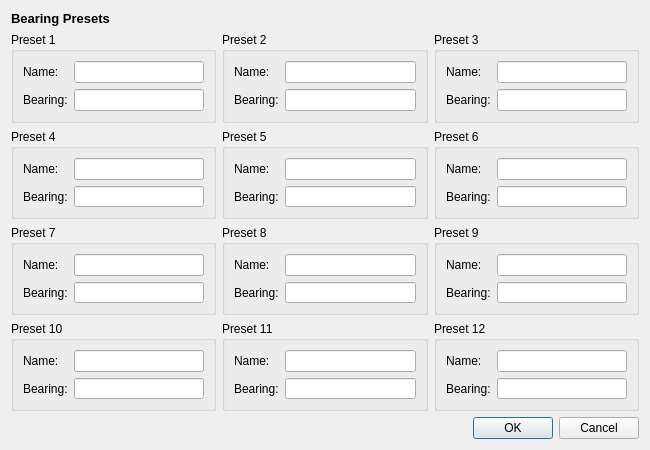
zsteva/backup-minos2, file mqt/MqtRotator/editpresetsdialog.ui: the form before one commit.
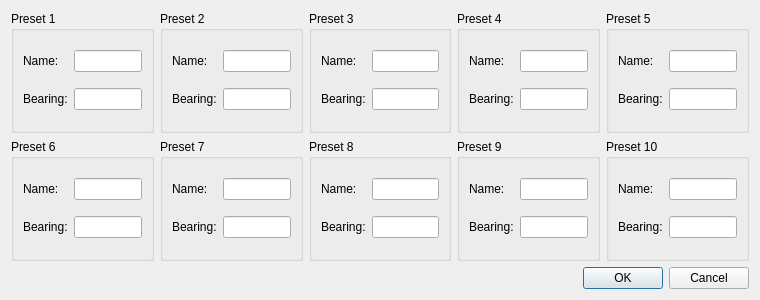
The form after the commit.

Patch:
```diff
--- a/mqt/MqtRotator/editpresetsdialog.ui
+++ b/mqt/MqtRotator/editpresetsdialog.ui
@@ -6,37 +6,89 @@
    <rect>
     <x>0</x>
     <y>0</y>
-    <width>650</width>
-    <height>450</height>
+    <width>760</width>
+    <height>300</height>
    </rect>
   </property>
   <property name="minimumSize">
    <size>
-    <width>650</width>
-    <height>450</height>
+    <width>760</width>
+    <height>300</height>
    </size>
   </property>
   <property name="windowTitle">
    <string>Edit Presets</string>
   </property>
   <layout class="QVBoxLayout" name="verticalLayout">
-   <item>
-    <widget class="QLabel" name="BearingPresetTitle">
-     <property name="font">
-      <font>
-       <pointsize>10</pointsize>
-       <weight>75</weight>
-       <bold>true</bold>
-      </font>
-     </property>
-     <property name="text">
-      <string>Bearing Presets</string>
-     </property>
-    </widget>
-   </item>
    <item>
     <layout class="QGridLayout" name="gridLayout_14">
-     <item row="0" column="0">
+     <item row="0" column="4">
+      <widget class="QGroupBox" name="groupBox_4">
+       <property name="title">
+        <string>Preset 4</string>
+       </property>
+       <layout class="QGridLayout" name="gridLayout_5">
+        <item row="0" column="1">
+         <widget class="QLineEdit" name="presetNameEdit4">
+          <property name="maxLength">
+           <number>15</number>
+          </property>
+         </widget>
+        </item>
+        <item row="0" column="0">
+         <widget class="QLabel" name="editPreset4_NameLabel">
+          <property name="text">
+           <string>Name:</string>
+          </property>
+         </widget>
+        </item>
+        <item row="1" column="0">
+         <widget class="QLabel" name="editPresetBearing4_Label">
+          <property name="text">
+           <string>Bearing:</string>
+          </property>
+         </widget>
+        </item>
+        <item row="1" column="1">
+         <widget class="QLineEdit" name="presetBearingEdit4"/>
+        </item>
+       </layout>
+      </widget>
+     </item>
+     <item row="0" column="5">
+      <widget class="QGroupBox" name="groupBox_5">
+       <property name="title">
+        <string>Preset 5</string>
+       </property>
+       <layout class="QGridLayout" name="gridLayout_6">
+        <item row="0" column="0">
+         <widget class="QLabel" name="editPreset5_NameLabel">
+          <property name="text">
+           <string>Name:</string>
+          </property>
+         </widget>
+        </item>
+        <item row="0" column="1">
+         <widget class="QLineEdit" name="presetNameEdit5">
+          <property name="maxLength">
+           <number>15</number>
+          </property>
+         </widget>
+        </item>
+        <item row="1" column="0">
+         <widget class="QLabel" name="editPresetBearing5_Label">
+          <property name="text">
+           <string>Bearing:</string>
+          </property>
+         </widget>
+        </item>
+        <item row="1" column="1">
+         <widget class="QLineEdit" name="presetBearingEdit5"/>
+        </item>
+       </layout>
+      </widget>
+     </item>
+     <item row="0" column="1">
       <widget class="QGroupBox" name="groupBox_1">
        <property name="title">
         <string>Preset 1</string>
@@ -74,7 +126,7 @@
        <zorder>groupBox_2</zorder>
       </widget>
      </item>
-     <item row="0" column="1">
+     <item row="0" column="2">
       <widget class="QGroupBox" name="groupBox_2">
        <property name="title">
         <string>Preset 2</string>
@@ -103,7 +155,7 @@
        </layout>
       </widget>
      </item>
-     <item row="0" column="2">
+     <item row="0" column="3">
       <widget class="QGroupBox" name="groupBox_3">
        <property name="title">
         <string>Preset 3</string>
@@ -132,65 +184,139 @@
        </layout>
       </widget>
      </item>
-     <item row="1" column="0">
-      <widget class="QGroupBox" name="groupBox_4">
+     <item row="1" column="5">
+      <widget class="QGroupBox" name="groupBox_10">
        <property name="title">
-        <string>Preset 4</string>
+        <string>Preset 10</string>
        </property>
-       <layout class="QGridLayout" name="gridLayout_5">
+       <layout class="QGridLayout" name="gridLayout_11">
         <item row="0" column="0">
-         <widget class="QLabel" name="editPreset4_NameLabel">
+         <widget class="QLabel" name="editPreset10_NameLabel">
           <property name="text">
            <string>Name:</string>
           </property>
          </widget>
         </item>
         <item row="0" column="1">
-         <widget class="QLineEdit" name="presetNameEdit4"/>
+         <widget class="QLineEdit" name="presetNameEdit10">
+          <property name="maxLength">
+           <number>15</number>
+          </property>
+         </widget>
         </item>
         <item row="1" column="0">
-         <widget class="QLabel" name="editPresetBearing4_Label">
+         <widget class="QLabel" name="editPresetBearing10_Label">
           <property name="text">
            <string>Bearing:</string>
           </property>
          </widget>
         </item>
         <item row="1" column="1">
-         <widget class="QLineEdit" name="presetBearingEdit4"/>
+         <widget class="QLineEdit" name="presetBearingEdit10"/>
         </item>
        </layout>
       </widget>
      </item>
-     <item row="1" column="1">
-      <widget class="QGroupBox" name="groupBox_5">
+     <item row="1" column="4">
+      <widget class="QGroupBox" name="groupBox_9">
        <property name="title">
-        <string>Preset 5</string>
+        <string>Preset 9</string>
        </property>
-       <layout class="QGridLayout" name="gridLayout_6">
+       <layout class="QGridLayout" name="gridLayout_10">
         <item row="0" column="0">
-         <widget class="QLabel" name="editPreset5_NameLabel">
+         <widget class="QLabel" name="editPreset9_NameLabel">
           <property name="text">
            <string>Name:</string>
           </property>
          </widget>
         </item>
         <item row="0" column="1">
-         <widget class="QLineEdit" name="presetNameEdit5"/>
+         <widget class="QLineEdit" name="presetNameEdit9">
+          <property name="maxLength">
+           <number>15</number>
+          </property>
+         </widget>
         </item>
         <item row="1" column="0">
-         <widget class="QLabel" name="editPresetBearing5_Label">
+         <widget class="QLabel" name="editPresetBearing9_Label">
           <property name="text">
            <string>Bearing:</string>
           </property>
          </widget>
         </item>
         <item row="1" column="1">
-         <widget class="QLineEdit" name="presetBearingEdit5"/>
+         <widget class="QLineEdit" name="presetBearingEdit9"/>
+        </item>
+       </layout>
+      </widget>
+     </item>
+     <item row="1" column="3">
+      <widget class="QGroupBox" name="groupBox_8">
+       <property name="title">
+        <string>Preset 8</string>
+       </property>
+       <layout class="QGridLayout" name="gridLayout_9">
+        <item row="0" column="0">
+         <widget class="QLabel" name="editPreset8_NameLabel">
+          <property name="text">
+           <string>Name:</string>
+          </property>
+         </widget>
+        </item>
+        <item row="0" column="1">
+         <widget class="QLineEdit" name="presetNameEdit8">
+          <property name="maxLength">
+           <number>15</number>
+          </property>
+         </widget>
+        </item>
+        <item row="1" column="0">
+         <widget class="QLabel" name="editPresetBearing8_Label">
+          <property name="text">
+           <string>Bearing:</string>
+          </property>
+         </widget>
+        </item>
+        <item row="1" column="1">
+         <widget class="QLineEdit" name="presetBearingEdit8"/>
         </item>
        </layout>
       </widget>
      </item>
      <item row="1" column="2">
+      <widget class="QGroupBox" name="groupBox_7">
+       <property name="title">
+        <string>Preset 7</string>
+       </property>
+       <layout class="QGridLayout" name="gridLayout_8">
+        <item row="0" column="0">
+         <widget class="QLabel" name="editPreset7_NameLabel">
+          <property name="text">
+           <string>Name:</string>
+          </property>
+         </widget>
+        </item>
+        <item row="0" column="1">
+         <widget class="QLineEdit" name="presetNameEdit7">
+          <property name="maxLength">
+           <number>15</number>
+          </property>
+         </widget>
+        </item>
+        <item row="1" column="1">
+         <widget class="QLineEdit" name="presetBearingEdit7"/>
+        </item>
+        <item row="1" column="0">
+         <widget class="QLabel" name="editPresetBearing7_Label">
+          <property name="text">
+           <string>Bearing:</string>
+          </property>
+         </widget>
+        </item>
+       </layout>
+      </widget>
+     </item>
+     <item row="1" column="1">
       <widget class="QGroupBox" name="groupBox_6">
        <property name="title">
         <string>Preset 6</string>
@@ -219,185 +345,6 @@
        </layout>
       </widget>
      </item>
-     <item row="2" column="0">
-      <widget class="QGroupBox" name="groupBox_7">
-       <property name="title">
-        <string>Preset 7</string>
-       </property>
-       <layout class="QGridLayout" name="gridLayout_8">
-        <item row="0" column="0">
-         <widget class="QLabel" name="editPreset7_NameLabel">
-          <property name="text">
-           <string>Name:</string>
-          </property>
-         </widget>
-        </item>
-        <item row="0" column="1">
-         <widget class="QLineEdit" name="presetNameEdit7"/>
-        </item>
-        <item row="1" column="0">
-         <widget class="QLabel" name="editPresetBearing7_Label">
-          <property name="text">
-           <string>Bearing:</string>
-          </property>
-         </widget>
-        </item>
-        <item row="1" column="1">
-         <widget class="QLineEdit" name="presetBearingEdit7"/>
-        </item>
-       </layout>
-      </widget>
-     </item>
-     <item row="2" column="1">
-      <widget class="QGroupBox" name="groupBox_8">
-       <property name="title">
-        <string>Preset 8</string>
-       </property>
-       <layout class="QGridLayout" name="gridLayout_9">
-        <item row="0" column="0">
-         <widget class="QLabel" name="editPreset8_NameLabel">
-          <property name="text">
-           <string>Name:</string>
-          </property>
-         </widget>
-        </item>
-        <item row="0" column="1">
-         <widget class="QLineEdit" name="presetNameEdit8"/>
-        </item>
-        <item row="1" column="0">
-         <widget class="QLabel" name="editPresetBearing8_Label">
-          <property name="text">
-           <string>Bearing:</string>
-          </property>
-         </widget>
-        </item>
-        <item row="1" column="1">
-         <widget class="QLineEdit" name="presetBearingEdit8"/>
-        </item>
-       </layout>
-      </widget>
-     </item>
-     <item row="2" column="2">
-      <widget class="QGroupBox" name="groupBox_9">
-       <property name="title">
-        <string>Preset 9</string>
-       </property>
-       <layout class="QGridLayout" name="gridLayout_10">
-        <item row="0" column="0">
-         <widget class="QLabel" name="editPreset9_NameLabel">
-          <property name="text">
-           <string>Name:</string>
-          </property>
-         </widget>
-        </item>
-        <item row="0" column="1">
-         <widget class="QLineEdit" name="presetNameEdit9"/>
-        </item>
-        <item row="1" column="0">
-         <widget class="QLabel" name="editPresetBearing9_Label">
-          <property name="text">
-           <string>Bearing:</string>
-          </property>
-         </widget>
-        </item>
-        <item row="1" column="1">
-         <widget class="QLineEdit" name="presetBearingEdit9"/>
-        </item>
-       </layout>
-      </widget>
-     </item>
-     <item row="3" column="0">
-      <widget class="QGroupBox" name="groupBox_10">
-       <property name="title">
-        <string>Preset 10</string>
-       </property>
-       <layout class="QGridLayout" name="gridLayout_11">
-        <item row="0" column="0">
-         <widget class="QLabel" name="editPreset10_NameLabel">
-          <property name="text">
-           <string>Name:</string>
-          </property>
-         </widget>
-        </item>
-        <item row="0" column="1">
-         <widget class="QLineEdit" name="presetNameEdit10"/>
-        </item>
-        <item row="1" column="0">
-         <widget class="QLabel" name="editPresetBearing10_Label">
-          <property name="text">
-           <string>Bearing:</string>
-          </property>
-         </widget>
-        </item>
-        <item row="1" column="1">
-         <widget class="QLineEdit" name="presetBearingEdit10"/>
-        </item>
-       </layout>
-      </widget>
-     </item>
-     <item row="3" column="1">
-      <widget class="QGroupBox" name="groupBox_11">
-       <property name="title">
-        <string>Preset 11</string>
-       </property>
-       <layout class="QGridLayout" name="gridLayout_12">
-        <item row="0" column="0">
-         <widget class="QLabel" name="editPreset10_NameLabel_2">
-          <property name="text">
-           <string>Name:</string>
-          </property>
-         </widget>
-        </item>
-        <item row="0" column="1">
-         <widget class="QLineEdit" name="presetNameEdit11"/>
-        </item>
-        <item row="1" column="0">
-         <widget class="QLabel" name="editPresetBearing10_Label_2">
-          <property name="text">
-           <string>Bearing:</string>
-          </property>
-         </widget>
-        </item>
-        <item row="1" column="1">
-         <widget class="QLineEdit" name="presetBearingEdit11"/>
-        </item>
-       </layout>
-      </widget>
-     </item>
-     <item row="3" column="2">
-      <widget class="QGroupBox" name="groupBox_12">
-       <property name="title">
-        <string>Preset 12</string>
-       </property>
-       <layout class="QGridLayout" name="gridLayout_13">
-        <item row="0" column="0">
-         <widget class="QLabel" name="editPreset10_NameLabel_3">
-          <property name="text">
-           <string>Name:</string>
-          </property>
-         </widget>
-        </item>
-        <item row="0" column="1">
-         <widget class="QLineEdit" name="presetNameEdit12"/>
-        </item>
-        <item row="1" column="0">
-         <widget class="QLabel" name="editPresetBearing10_Label_3">
-          <property name="text">
-           <string>Bearing:</string>
-          </property>
-         </widget>
-        </item>
-        <item row="1" column="1">
-         <widget class="QLineEdit" name="presetBearingEdit12"/>
-        </item>
-       </layout>
-       <zorder>editPreset10_NameLabel_3</zorder>
-       <zorder>editPresetBearing10_Label_3</zorder>
-       <zorder>presetNameEdit12</zorder>
-       <zorder>presetBearingEdit12</zorder>
-       <zorder>groupBox_11</zorder>
-      </widget>
-     </item>
     </layout>
    </item>
    <item>
```
Left out of the diff: 38 changed lines with no effect on the pictures.
